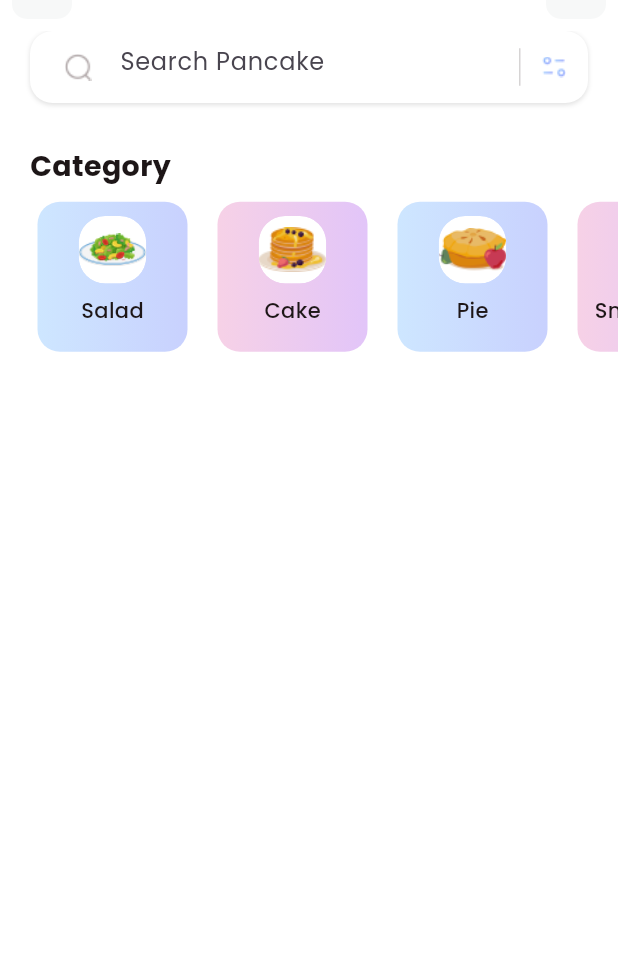
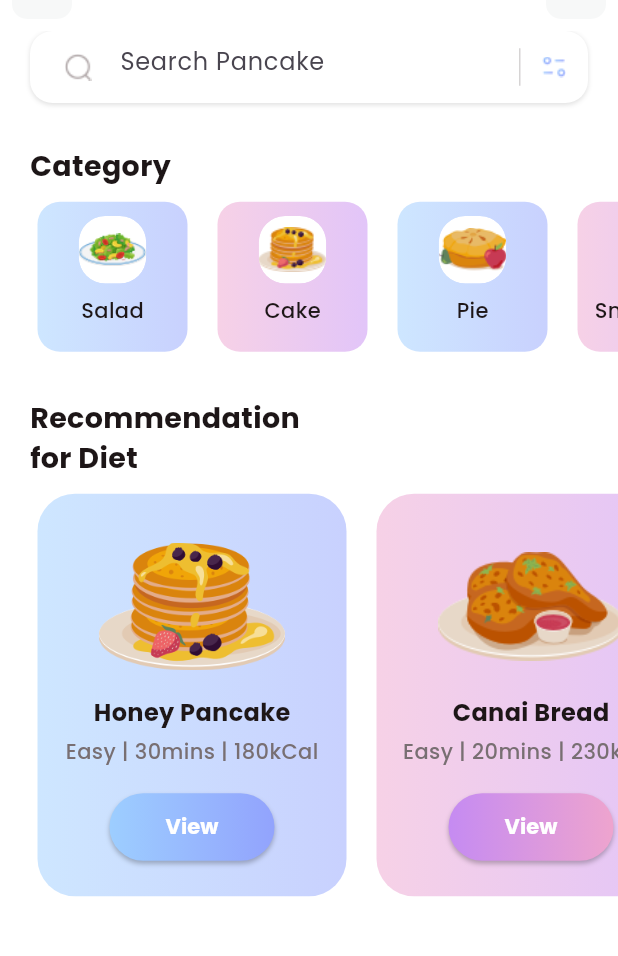
Before and after one commit to asm2212/exe_app, a Flutter app: the MealFoodDetailsScreen screen opened directly with empty values, on a phone screen of 412 x 824 dp, the part 53-1009 px from its top. Run offline on Flutter 3.47's test engine with Material 3 defaults, Android fonts, the phone set to English and light mode, and no system bars; our stand-ins replace animated_toggle_switch, carousel_slider, fl_chart, readmore, scrollable_positioned_list, simple_circular_progress_bar; missing offline and left inert: dotted_dashed_line, simple_animation_progress_bar; key blocks and very long unbroken strings in the code were emptied for the run.

Commit message:
Added MealRecommendCell widget with responsive design and integrated horizontal scrolling list for diet recommendations

```diff
--- /dev/null
+++ b/lib/common_widgets/meal_recommend_cell.dart
@@ -0,0 +1,87 @@
+import 'package:fit_app/common/color_extension.dart';
+import 'package:fit_app/common_widgets/round_button.dart';
+import 'package:flutter/material.dart';
+
+class MealRecommendCell extends StatelessWidget {
+  final Map fObj;
+  final int index;
+  const MealRecommendCell({super.key, required this.index, required this.fObj});
+
+  @override
+  Widget build(BuildContext context) {
+    var media = MediaQuery.of(context).size;
+    bool isEvent = index % 2 == 0;
+    return Container(
+      margin: const EdgeInsets.all(10),
+      width: media.width * 0.5,
+      decoration: BoxDecoration(
+          gradient: LinearGradient(
+            colors: isEvent
+                ? [
+                    ColorExtension.primaryColor2.withOpacity(0.5),
+                    ColorExtension.primaryColor1.withOpacity(0.5)
+                  ]
+                : [
+                    ColorExtension.secondaryColor2.withOpacity(0.5),
+                    ColorExtension.secondaryColor1.withOpacity(0.5)
+                  ],
+          ),
+          borderRadius: BorderRadius.circular(25)),
+      child: Column(
+        mainAxisAlignment: MainAxisAlignment.center,
+        crossAxisAlignment: CrossAxisAlignment.center,
+        children: [
+          Image.asset(
+            fObj["image"].toString(),
+            width: media.width * 0.3,
+            height: media.width * 0.25,
+            fit: BoxFit.contain,
+          ),
+          const SizedBox(
+            height: 8,
+          ),
+          Padding(
+            padding: const EdgeInsets.symmetric(horizontal: 15),
+            child: Text(
+              fObj["name"],
+              style: TextStyle(
+                  color: ColorExtension.black,
+                  fontSize: 16,
+                  fontWeight: FontWeight.w700),
+            ),
+          ),
+          const SizedBox(
+            height: 4,
+          ),
+          Padding(
+            padding: const EdgeInsets.symmetric(horizontal: 15),
+            child: Text(
+              "${fObj["size"]} | ${fObj["time"]} | ${fObj["kcal"]}",
+              style: TextStyle(
+                  color: ColorExtension.gray,
+                  fontSize: 14,
+                  fontWeight: FontWeight.w500),
+            ),
+          ),
+          const SizedBox(
+            height: 18,
+          ),
+          Padding(
+            padding: const EdgeInsets.symmetric(horizontal: 15),
+            child: SizedBox(
+              width: 110,
+              height: 45,
+              child: RoundButton(
+                  fontSize: 14,
+                  type: isEvent
+                      ? RoundButtonType.bgGradient
+                      : RoundButtonType.bgSGradient,
+                  title: "View",
+                  onPressed: () {}),
+            ),
+          ),
+        ],
+      ),
+    );
+  }
+}
--- a/lib/screen/meal_planner/meal_food_details_screen.dart
+++ b/lib/screen/meal_planner/meal_food_details_screen.dart
@@ -1,6 +1,7 @@
 // ignore_for_file: public_member_api_docs, sort_constructors_first
 import 'package:fit_app/common/color_extension.dart';
 import 'package:fit_app/common_widgets/meal_category_cell.dart';
+import 'package:fit_app/common_widgets/meal_recommend_cell.dart';
 import 'package:flutter/material.dart';
 
 class MealFoodDetailsScreen extends StatefulWidget {
@@ -226,6 +227,33 @@ class _MealFoodDetailsScreenState extends State<MealFoodDetailsScreen> {
                     );
                   }),
             ),
+               SizedBox(
+              height: media.width * 0.05,
+            ),
+            Padding(
+              padding: const EdgeInsets.symmetric(horizontal: 20.0),
+              child: Text(
+                "Recommendation\nfor Diet",
+                style: TextStyle(
+                    color: ColorExtension.black,
+                    fontSize: 19,
+                    fontWeight: FontWeight.w700),
+              ),
+            ),
+             SizedBox(
+              height: media.width * 0.7,
+              child: ListView.builder(
+                  padding: const EdgeInsets.symmetric(horizontal: 15.0),
+                  scrollDirection: Axis.horizontal,
+                  itemCount: recommendArr.length,
+                  itemBuilder: (context, index) {
+                    var fObj = recommendArr[index] as Map? ?? {};
+                    return MealRecommendCell(
+                      fObj: fObj,
+                      index: index,
+                    );
+                  }),
+            ),
           ],
         ),
       ),
```
